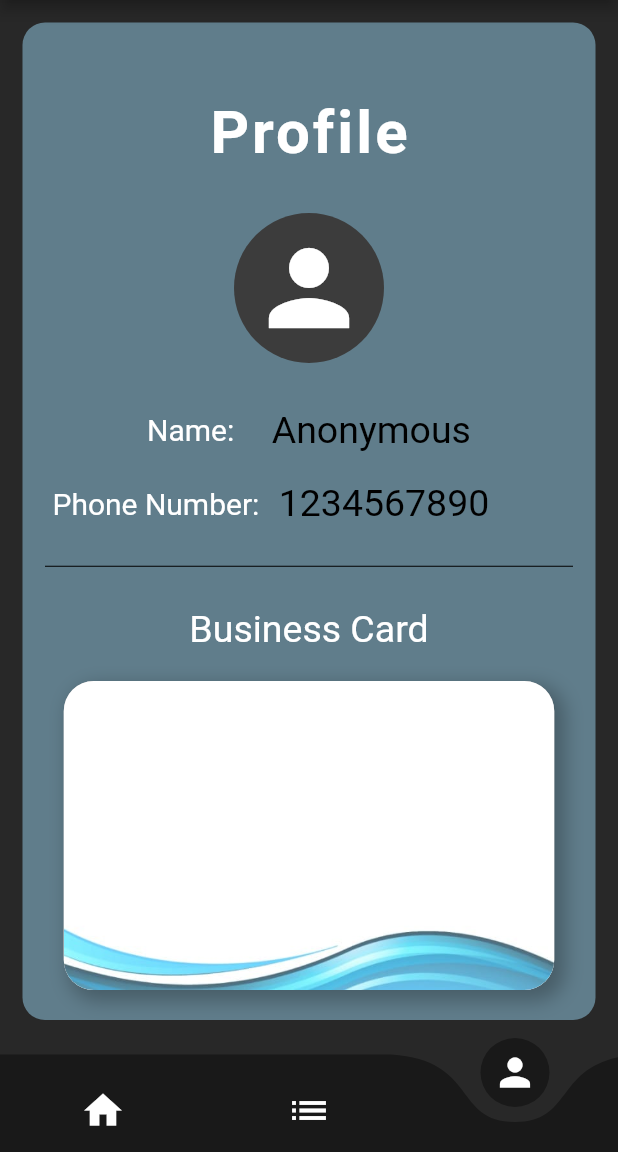
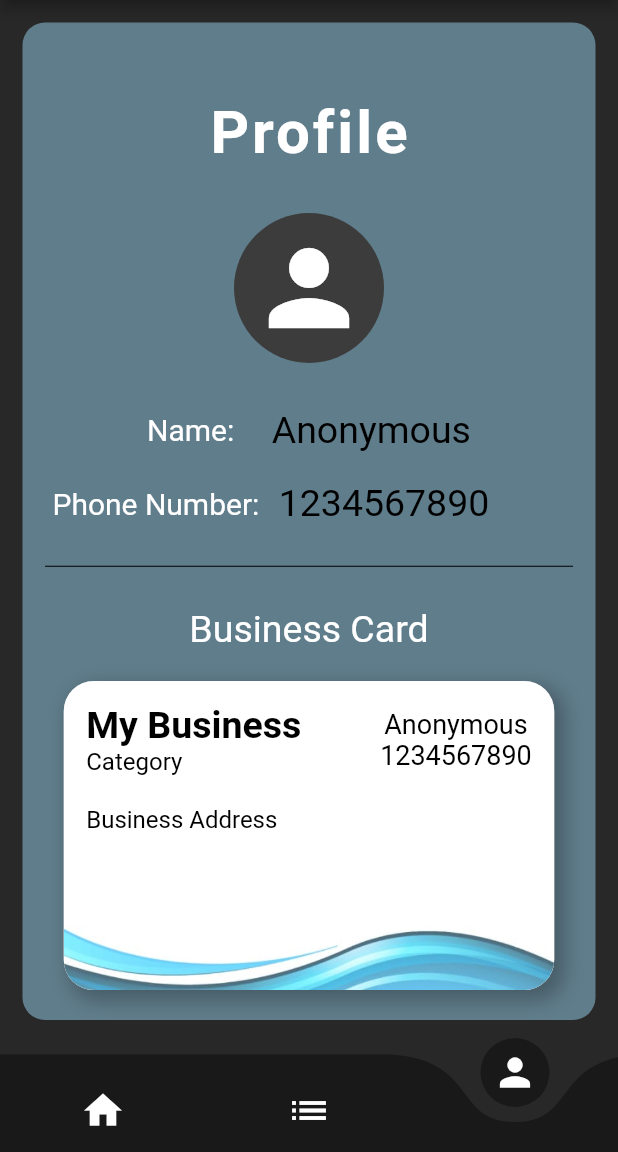
Before and after one commit to ShashiWerdun/Zeta-Book, a Flutter app: the screen it shows after launch, swiped to page 3, on a phone screen of 412 x 824 dp, the part 84-1236 px from its top. Run offline on Flutter 3.47's test engine with Material 2 defaults, Android fonts, the phone set to English and light mode, and no system bars; drawn by our look-alikes of curved_navigation_bar.

Commit message:
Profile Screen Done.

```diff
--- a/lib/profile_screen.dart
+++ b/lib/profile_screen.dart
@@ -148,8 +148,64 @@ class _ProfileScreenState extends State<ProfileScreen> {
                     ],
                     borderRadius: BorderRadius.circular(20),
                   ),
-                  child: Column(
-                    children: [],
+                  child: Padding(
+                    padding: const EdgeInsets.all(15.0),
+                    child: Column(
+                      crossAxisAlignment: CrossAxisAlignment.start,
+                      children: [
+                        Row(
+                          mainAxisAlignment: MainAxisAlignment.spaceBetween,
+                          children: [
+                            Column(
+                              crossAxisAlignment: CrossAxisAlignment.start,
+                              children: [
+                                Text(
+                                  "My Business",
+                                  style: TextStyle(
+                                    fontWeight: FontWeight.bold,
+                                    fontSize: 25,
+                                    color: Colors.black
+                                  ),
+                                ),
+                                Text(
+                                  "Category",
+                                  style: TextStyle(
+                                    fontSize: 16,
+                                    color: Colors.black
+                                  ),
+                                ),
+                              ],
+                            ),
+                            Column(
+                              children: [
+                                Text(
+                                  "Anonymous",
+                                  style: TextStyle(
+                                    fontSize: 18,
+                                    color: Colors.black,
+                                  ),
+                                ),
+                                Text(
+                                  "1234567890",
+                                  style: TextStyle(
+                                    fontSize: 18,
+                                    color: Colors.black,
+                                  ),
+                                )
+                              ],
+                            )
+                          ],
+                        ),
+                        SizedBox(height: 20,),
+                        Text(
+                          "Business Address",
+                          style: TextStyle(
+                            color: Colors.black,
+                            fontSize: 16
+                          ),
+                        )
+                      ],
+                    ),
                   ),
                 ),
               ),
```
